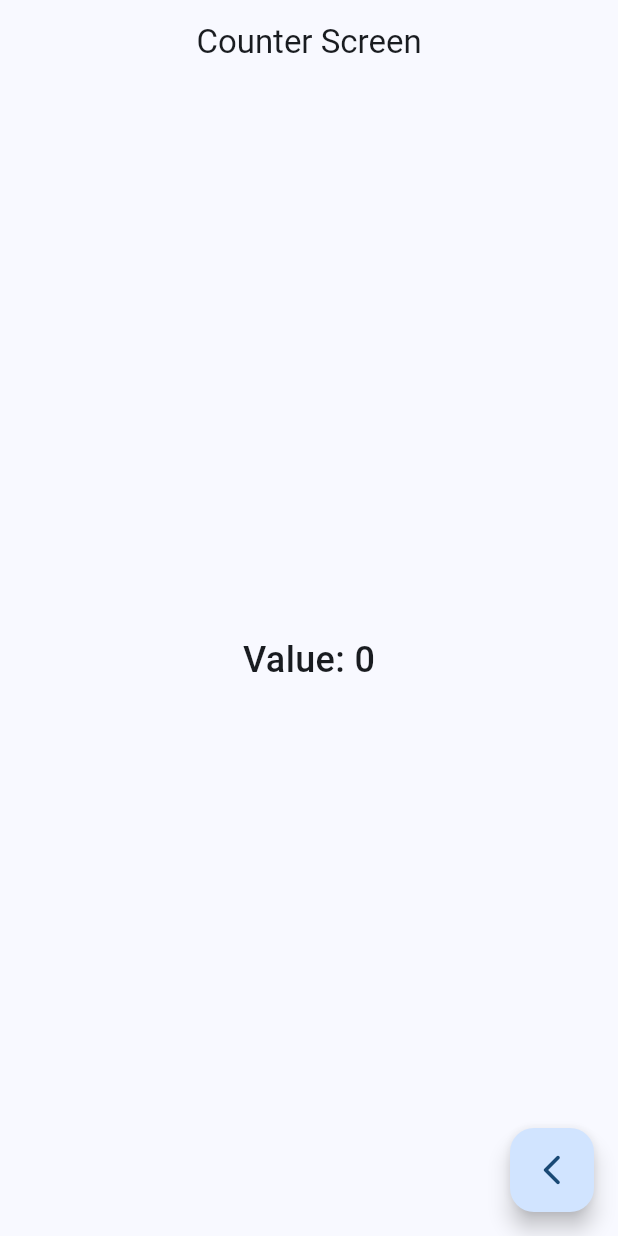
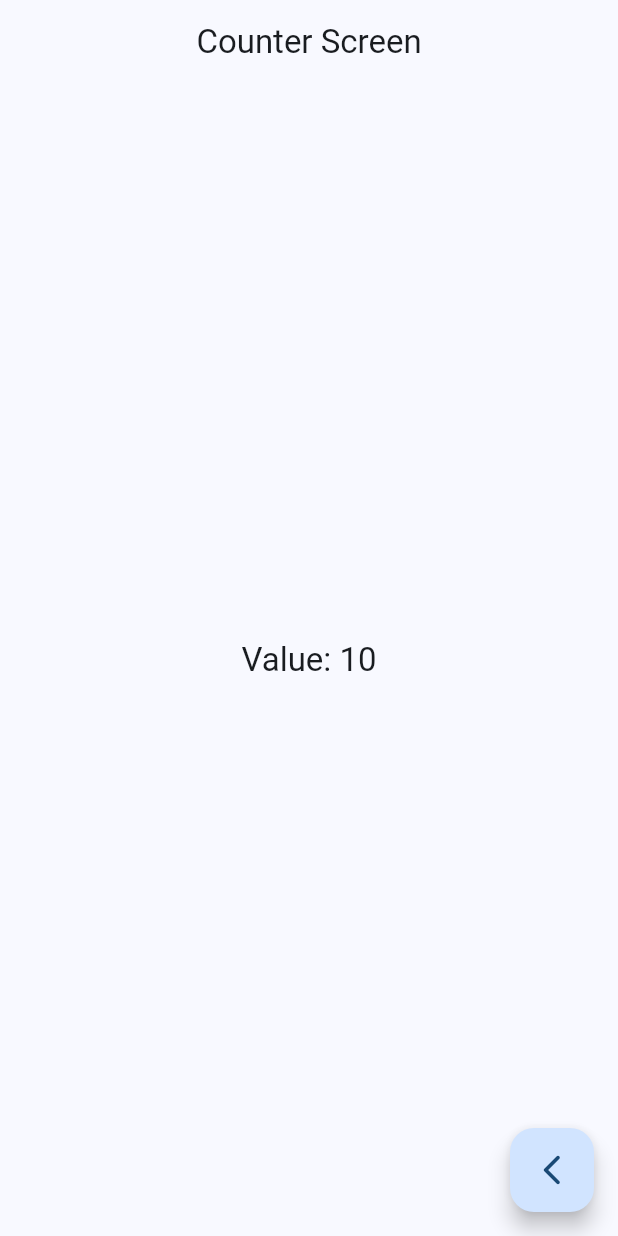
Before and after one commit to WilsonCarv/flutter, a Flutter app: the CounterScreen screen opened by its route, on a phone screen of 412 x 824 dp. Run offline on Flutter 3.47's test engine with Material 3 defaults, Android fonts, the phone set to English and light mode, and no system bars; our stand-ins replace animate_do, dio, go_router, video_player.

```diff
--- a/05-widget-app/widget_app/lib/config/menu/menu_items.dart
+++ b/05-widget-app/widget_app/lib/config/menu/menu_items.dart
@@ -57,8 +57,8 @@ const List<MenuItem> menuItems = [
       route: '/infinite',
       icon: Icons.list_alt_rounded),
   MenuItem(
-      title: 'Counter',
-      subTitle: 'Counter screen',
+      title: 'Riverpod Counter',
+      subTitle: 'Counter screen - riverpod',
       icon: Icons.abc_outlined,
       route: '/counter')
 ];
--- a/05-widget-app/widget_app/lib/presentation/screens/counter/counter_screen.dart
+++ b/05-widget-app/widget_app/lib/presentation/screens/counter/counter_screen.dart
@@ -1,14 +1,9 @@
 import 'package:flutter/material.dart';
 
-class CounterScreen extends StatefulWidget {
+class CounterScreen extends StatelessWidget {
+  final counter = 10;
   const CounterScreen({super.key});
 
-  @override
-  State<CounterScreen> createState() => _CounterScreenState();
-}
-
-class _CounterScreenState extends State<CounterScreen> {
-  int counter = 0;
   @override
   Widget build(BuildContext context) {
     return Scaffold(
@@ -17,15 +12,11 @@ class _CounterScreenState extends State<CounterScreen> {
       ),
       body: Center(
         child: Text('Value: $counter',
-            style: const TextStyle(fontSize: 24, fontWeight: FontWeight.w500)),
+            style: Theme.of(context).textTheme.titleLarge),
       ),
       floatingActionButton: FloatingActionButton(
         child: const Icon(Icons.arrow_back_ios_new_rounded),
-        onPressed: () {
-          setState(() {
-            counter++;
-          });
-        },
+        onPressed: () {},
       ),
     );
   }
```
